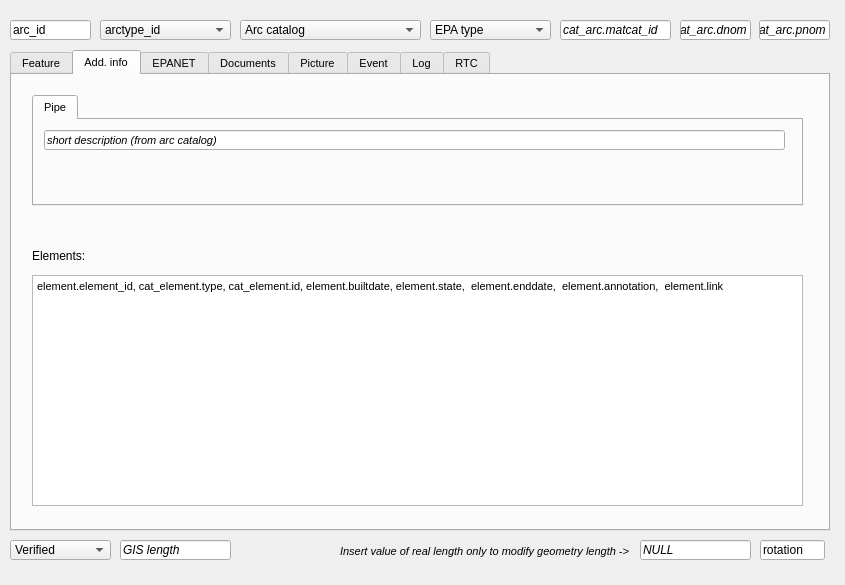
Qt form ui/ws_arc.ui (Giswater/giswater_qgis_plugin) before a commit.
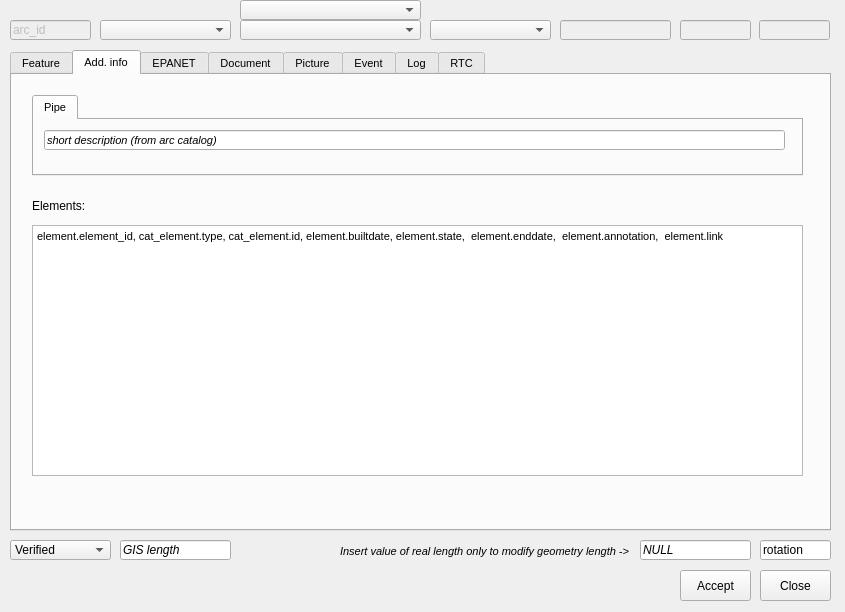
The same form after that commit. The open tabs and pages were chosen to show the change.

```diff
--- a/ui/ws_arc.ui
+++ b/ui/ws_arc.ui
@@ -7,7 +7,7 @@
     <x>0</x>
     <y>0</y>
     <width>845</width>
-    <height>585</height>
+    <height>612</height>
    </rect>
   </property>
   <property name="minimumSize">
@@ -19,7 +19,7 @@
   <property name="maximumSize">
    <size>
     <width>845</width>
-    <height>585</height>
+    <height>615</height>
    </size>
   </property>
   <property name="windowTitle">
@@ -33,7 +33,7 @@
     <rect>
      <x>10</x>
      <y>50</y>
-     <width>820</width>
+     <width>821</width>
      <height>481</height>
     </rect>
    </property>
@@ -1024,13 +1024,66 @@
     <attribute name="title">
      <string>Add. info</string>
     </attribute>
+    <widget class="QTextEdit" name="element">
+     <property name="geometry">
+      <rect>
+       <x>20</x>
+       <y>150</y>
+       <width>771</width>
+       <height>251</height>
+      </rect>
+     </property>
+     <property name="html">
+      <string>&lt;!DOCTYPE HTML PUBLIC &quot;-//W3C//DTD HTML 4.0//EN&quot; &quot;http://www.w3.org/TR/REC-html40/strict.dtd&quot;&gt;
+&lt;html&gt;&lt;head&gt;&lt;meta name=&quot;qrichtext&quot; content=&quot;1&quot; /&gt;&lt;style type=&quot;text/css&quot;&gt;
+p, li { white-space: pre-wrap; }
+&lt;/style&gt;&lt;/head&gt;&lt;body style=&quot; font-family:'MS Shell Dlg 2'; font-size:8pt; font-weight:400; font-style:normal;&quot;&gt;
+&lt;p style=&quot; margin-top:0px; margin-bottom:0px; margin-left:0px; margin-right:0px; -qt-block-indent:0; text-indent:0px;&quot;&gt;element.element_id, cat_element.type, cat_element.id, element.builtdate, element.state,  element.enddate,  element.annotation,  element.link&lt;/p&gt;&lt;/body&gt;&lt;/html&gt;</string>
+     </property>
+    </widget>
+    <widget class="QLabel" name="label_elements">
+     <property name="geometry">
+      <rect>
+       <x>20</x>
+       <y>120</y>
+       <width>90</width>
+       <height>22</height>
+      </rect>
+     </property>
+     <property name="font">
+      <font>
+       <pointsize>9</pointsize>
+      </font>
+     </property>
+     <property name="frameShape">
+      <enum>QFrame::NoFrame</enum>
+     </property>
+     <property name="frameShadow">
+      <enum>QFrame::Plain</enum>
+     </property>
+     <property name="text">
+      <string>Elements:</string>
+     </property>
+     <property name="textFormat">
+      <enum>Qt::AutoText</enum>
+     </property>
+     <property name="scaledContents">
+      <bool>false</bool>
+     </property>
+     <property name="alignment">
+      <set>Qt::AlignLeading|Qt::AlignLeft|Qt::AlignVCenter</set>
+     </property>
+     <property name="margin">
+      <number>3</number>
+     </property>
+    </widget>
     <widget class="QTabWidget" name="label_management">
      <property name="geometry">
       <rect>
        <x>20</x>
        <y>20</y>
        <width>771</width>
-       <height>111</height>
+       <height>81</height>
       </rect>
      </property>
      <property name="currentIndex">
@@ -1060,59 +1113,6 @@
       </widget>
      </widget>
     </widget>
-    <widget class="QTextEdit" name="element">
-     <property name="geometry">
-      <rect>
-       <x>20</x>
-       <y>200</y>
-       <width>771</width>
-       <height>231</height>
-      </rect>
-     </property>
-     <property name="html">
-      <string>&lt;!DOCTYPE HTML PUBLIC &quot;-//W3C//DTD HTML 4.0//EN&quot; &quot;http://www.w3.org/TR/REC-html40/strict.dtd&quot;&gt;
-&lt;html&gt;&lt;head&gt;&lt;meta name=&quot;qrichtext&quot; content=&quot;1&quot; /&gt;&lt;style type=&quot;text/css&quot;&gt;
-p, li { white-space: pre-wrap; }
-&lt;/style&gt;&lt;/head&gt;&lt;body style=&quot; font-family:'MS Shell Dlg 2'; font-size:8pt; font-weight:400; font-style:normal;&quot;&gt;
-&lt;p style=&quot; margin-top:0px; margin-bottom:0px; margin-left:0px; margin-right:0px; -qt-block-indent:0; text-indent:0px;&quot;&gt;element.element_id, cat_element.type, cat_element.id, element.builtdate, element.state,  element.enddate,  element.annotation,  element.link&lt;/p&gt;&lt;/body&gt;&lt;/html&gt;</string>
-     </property>
-    </widget>
-    <widget class="QLabel" name="label_elements">
-     <property name="geometry">
-      <rect>
-       <x>20</x>
-       <y>170</y>
-       <width>90</width>
-       <height>22</height>
-      </rect>
-     </property>
-     <property name="font">
-      <font>
-       <pointsize>9</pointsize>
-      </font>
-     </property>
-     <property name="frameShape">
-      <enum>QFrame::NoFrame</enum>
-     </property>
-     <property name="frameShadow">
-      <enum>QFrame::Plain</enum>
-     </property>
-     <property name="text">
-      <string>Elements:</string>
-     </property>
-     <property name="textFormat">
-      <enum>Qt::AutoText</enum>
-     </property>
-     <property name="scaledContents">
-      <bool>false</bool>
-     </property>
-     <property name="alignment">
-      <set>Qt::AlignLeading|Qt::AlignLeft|Qt::AlignVCenter</set>
-     </property>
-     <property name="margin">
-      <number>3</number>
-     </property>
-    </widget>
    </widget>
    <widget class="QWidget" name="tab_9">
     <attribute name="title">
@@ -1733,7 +1733,7 @@
    </widget>
    <widget class="QWidget" name="tab_17">
     <attribute name="title">
-     <string>Documents</string>
+     <string>Document</string>
     </attribute>
     <widget class="QLabel" name="label_cat_doc_type">
      <property name="geometry">
@@ -2817,7 +2817,10 @@
     </widget>
    </widget>
   </widget>
-  <widget class="QLineEdit" name="arc_arc_id">
+  <widget class="QLineEdit" name="arc_id">
+   <property name="enabled">
+    <bool>false</bool>
+   </property>
    <property name="geometry">
     <rect>
      <x>10</x>
@@ -2835,7 +2838,7 @@
     <rect>
      <x>760</x>
      <y>540</y>
-     <width>65</width>
+     <width>71</width>
      <height>20</height>
     </rect>
    </property>
@@ -2847,18 +2850,16 @@
    <property name="geometry">
     <rect>
      <x>240</x>
-     <y>20</y>
+     <y>0</y>
      <width>181</width>
      <height>20</height>
     </rect>
    </property>
-   <item>
-    <property name="text">
-     <string>Arc catalog</string>
-    </property>
-   </item>
   </widget>
-  <widget class="QLineEdit" name="cat_arc_pnom">
+  <widget class="QLineEdit" name="cat_pnom">
+   <property name="enabled">
+    <bool>false</bool>
+   </property>
    <property name="geometry">
     <rect>
      <x>759</x>
@@ -2873,7 +2874,7 @@
     </font>
    </property>
    <property name="text">
-    <string>cat_arc.pnom</string>
+    <string/>
    </property>
   </widget>
   <widget class="QLineEdit" name="v_edit_arc_gis_length">
@@ -2949,7 +2950,10 @@
     <number>3</number>
    </property>
   </widget>
-  <widget class="QLineEdit" name="cat_arc_dnom">
+  <widget class="QLineEdit" name="cat_dnom">
+   <property name="enabled">
+    <bool>false</bool>
+   </property>
    <property name="geometry">
     <rect>
      <x>680</x>
@@ -2964,10 +2968,13 @@
     </font>
    </property>
    <property name="text">
-    <string>cat_arc.dnom</string>
+    <string/>
    </property>
   </widget>
-  <widget class="QLineEdit" name="cat_arc_matcat_id">
+  <widget class="QLineEdit" name="cat_matcat_id">
+   <property name="enabled">
+    <bool>false</bool>
+   </property>
    <property name="geometry">
     <rect>
      <x>560</x>
@@ -2982,7 +2989,7 @@
     </font>
    </property>
    <property name="text">
-    <string>cat_arc.matcat_id</string>
+    <string/>
    </property>
   </widget>
   <widget class="QComboBox" name="v_edit_arc_epa_type">
@@ -2994,11 +3001,6 @@
      <height>20</height>
     </rect>
    </property>
-   <item>
-    <property name="text">
-     <string>EPA type</string>
-    </property>
-   </item>
   </widget>
   <widget class="QComboBox" name="arc_verified">
    <property name="geometry">
@@ -3024,11 +3026,42 @@
      <height>20</height>
     </rect>
    </property>
-   <item>
-    <property name="text">
-     <string>arctype_id</string>
-    </property>
-   </item>
+  </widget>
+  <widget class="QComboBox" name="arccat_id_dummy">
+   <property name="geometry">
+    <rect>
+     <x>240</x>
+     <y>20</y>
+     <width>181</width>
+     <height>20</height>
+    </rect>
+   </property>
+  </widget>
+  <widget class="QPushButton" name="btn_accept">
+   <property name="geometry">
+    <rect>
+     <x>680</x>
+     <y>570</y>
+     <width>71</width>
+     <height>31</height>
+    </rect>
+   </property>
+   <property name="text">
+    <string>Accept</string>
+   </property>
+  </widget>
+  <widget class="QPushButton" name="btn_close">
+   <property name="geometry">
+    <rect>
+     <x>760</x>
+     <y>570</y>
+     <width>71</width>
+     <height>31</height>
+    </rect>
+   </property>
+   <property name="text">
+    <string>Close</string>
+   </property>
   </widget>
  </widget>
  <resources/>
```
Left out of the diff: 214 changed lines with no effect on the pictures.
